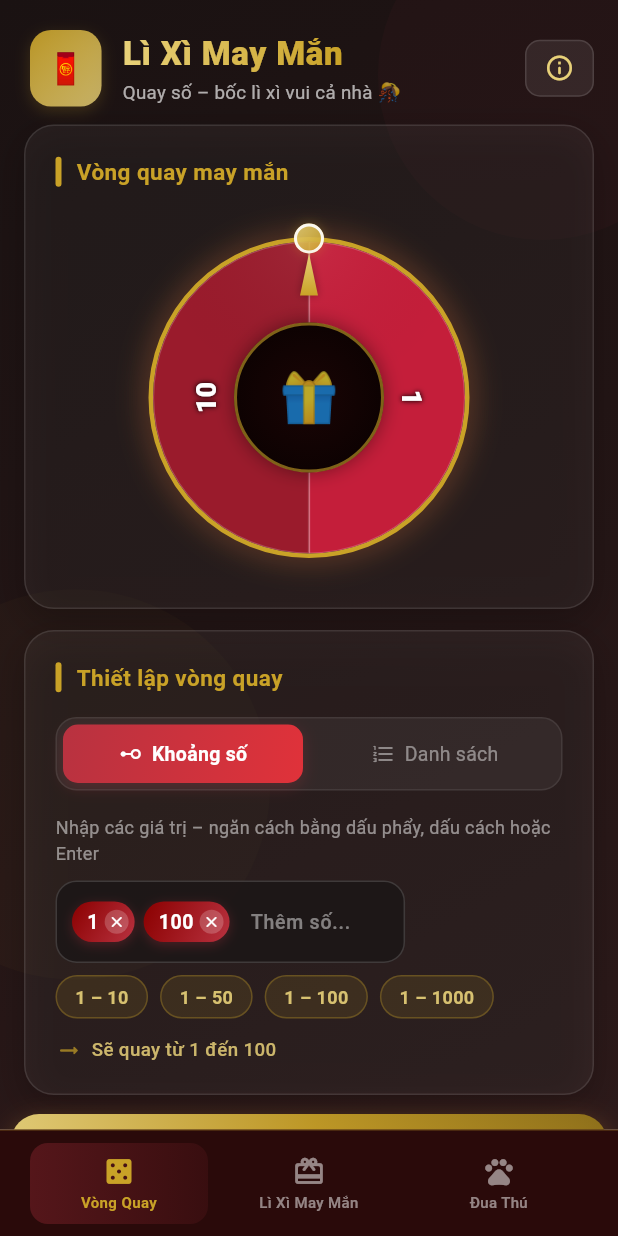
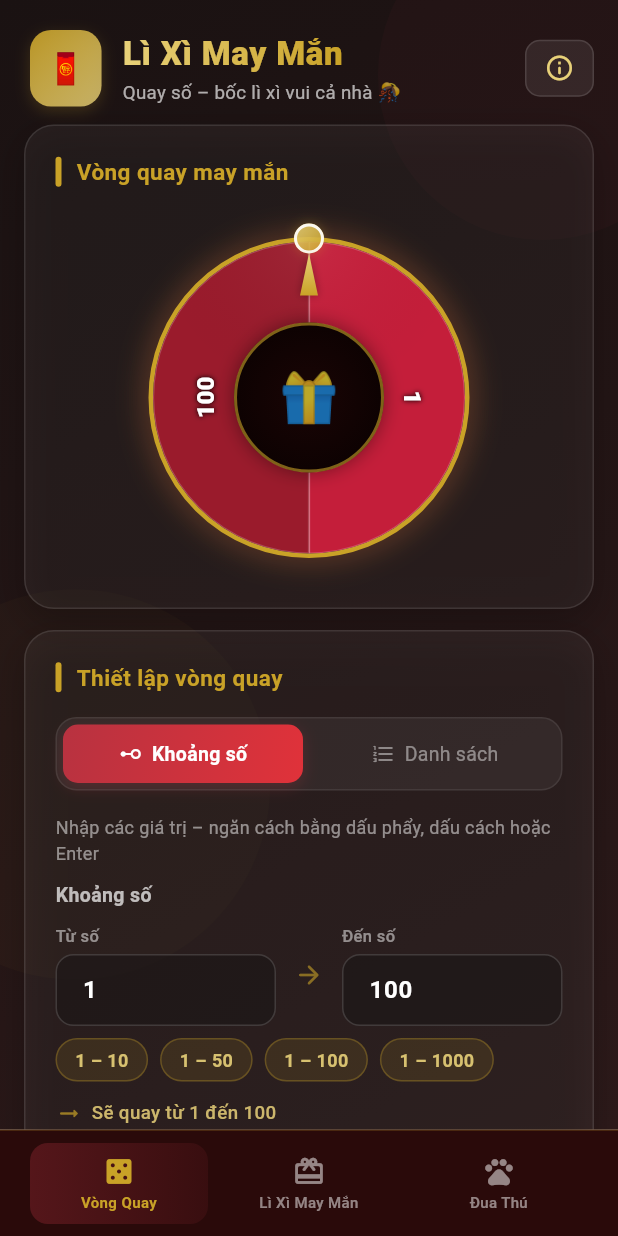
Before and after one commit to HungNPHE/lucky_draw, a Flutter app: the screen it shows after launch, on a phone screen of 412 x 824 dp. Run offline on Flutter 3.47's test engine with Material 3 defaults, Android fonts, the phone set to English and light mode, and no system bars; our stand-ins replace confetti.

Commit message:
fix error

```diff
--- a/lib/viewmodels/lucky_draw_viewmodel.dart
+++ b/lib/viewmodels/lucky_draw_viewmodel.dart
@@ -54,6 +54,19 @@ class LuckyDrawViewModel extends ChangeNotifier {
 
   List<int> get customValues => _parseCustomValues();
 
+  /// Danh sách giá trị để hiển thị trên vòng quay cho range mode
+  List<int> get rangeValues {
+    if (mode != SpinMode.range) return [];
+
+    // Only show start and end values
+    if (minNumber > maxNumber) {
+      return [];
+    }
+
+    // Return only 2 values: min and max
+    return [minNumber, maxNumber];
+  }
+
   /// Danh sách các giá trị (chữ, số hoặc kết hợp)
   List<NamedValue> namedValues = [];
 
@@ -63,6 +76,11 @@ class LuckyDrawViewModel extends ChangeNotifier {
   void setMode(SpinMode newMode) {
     if (mode == newMode) return;
     mode = newMode;
+
+    // Clear values when switching modes
+    currentNumber = null;
+    currentName = null;
+
     notifyListeners();
   }
 
@@ -70,6 +88,11 @@ class LuckyDrawViewModel extends ChangeNotifier {
     final parsed = int.tryParse(value);
     if (parsed == null) return;
     minNumber = parsed;
+
+    // Clear current result when range changes
+    currentNumber = null;
+    currentName = null;
+
     notifyListeners();
   }
 
@@ -77,6 +100,11 @@ class LuckyDrawViewModel extends ChangeNotifier {
     final parsed = int.tryParse(value);
     if (parsed == null) return;
     maxNumber = parsed;
+
+    // Clear current result when range changes
+    currentNumber = null;
+    currentName = null;
+
     notifyListeners();
   }
 
--- a/lib/views/lucky_draw_page.dart
+++ b/lib/views/lucky_draw_page.dart
@@ -9,6 +9,7 @@ import 'widgets/history_list.dart';
 import 'widgets/rule_dialog.dart';
 import 'widgets/tag_input_field.dart';
 import 'widgets/named_value_input.dart';
+import 'widgets/range_input_field.dart';
 
 class LuckyDrawPage extends StatefulWidget {
   const LuckyDrawPage({super.key});
@@ -339,8 +340,8 @@ class _LuckyDrawPageState extends State<LuckyDrawPage>
               child: LuckyWheel(
                 isSpinning: vm.isSpinning,
                 result: vm.currentName ?? vm.currentNumber,
-                values: vm.mode == SpinMode.range ? vm.customValues : null,
-                stringValues: vm.mode == SpinMode.customList ? vm.wheelValues : null,
+                values: (vm.mode == SpinMode.range && vm.rangeValues.isNotEmpty) ? vm.rangeValues : null,
+                stringValues: (vm.mode == SpinMode.customList && vm.wheelValues.isNotEmpty) ? vm.wheelValues : null,
               ),
             ),
             if (vm.currentNumber != null && !vm.isSpinning) ...[
@@ -501,20 +502,13 @@ class _LuckyDrawPageState extends State<LuckyDrawPage>
           ),
         ),
         const SizedBox(height: 10),
-        TagInputField(
-          initialValues: [vm.minNumber, vm.maxNumber],
-          onChanged: (values) {
-            if (values.length >= 2) {
-              values.sort();
-              vm.setRangeMin(values.first.toString());
-              vm.setRangeMax(values.last.toString());
-            } else if (values.length == 1) {
-              vm.setRangeMin(values.first.toString());
-              vm.setRangeMax(values.first.toString());
-            }
-          },
-          hint: 'VD: 1 100 hoặc 1, 100',
-          label: 'Từ số – Đến số',
+        RangeInputField(
+          initialValue: vm.minNumber,
+          finalValue: vm.maxNumber,
+          onInitialChanged: (value) => vm.setRangeMin(value.toString()),
+          onFinalChanged: (value) => vm.setRangeMax(value.toString()),
+          hint: 'VD: 1, 100',
+          label: 'Khoảng số',
         ),
         const SizedBox(height: 8),
         // Quick range chips
@@ -581,19 +575,14 @@ class _LuckyDrawPageState extends State<LuckyDrawPage>
       key: const ValueKey('list'),
       crossAxisAlignment: CrossAxisAlignment.start,
       children: [
-        Text(
-          'Nhập giá trị bất kỳ (VD: 1, a, b, c, 3) rồi nhấn +',
-          style: TextStyle(
-            fontSize: 12,
-            color: Colors.white.withOpacity(0.5),
-            height: 1.4,
-          ),
-        ),
-        const SizedBox(height: 10),
         NamedValueInput(
+
           initialValues: vm.namedValues,
           onChanged: (values) {
             vm.setNamedValues(values);
+          },
+          onRemoveValue: (value) {
+            vm.removeCustomValue(value.display);
           },
         ),
       ],
@@ -1023,13 +1012,21 @@ class _ResultDialog extends StatelessWidget {
             Text(
               name!,
               style: const TextStyle(
-                fontSize: 24,
+                fontSize: 28,
                 fontWeight: FontWeight.w700,
                 color: Colors.white,
               ),
             ),
-            const SizedBox(height: 4),
-          ],
+            const SizedBox(height: 8),
+            const Text(
+              'Giá trị may mắn!',
+              style: TextStyle(
+                fontSize: 16,
+                color: Colors.white70,
+                fontWeight: FontWeight.w500,
+              ),
+            ),
+          ] else ...[
             Text(
               '$number',
               style: const TextStyle(
@@ -1048,9 +1045,10 @@ class _ResultDialog extends StatelessWidget {
               ),
             ),
           ],
+        ],
       ),
       content: const Text(
-        'Giữ số này trong danh sách hay xóa khỏi vòng quay?',
+        'Giữ giá trị này trong danh sách hay xóa khỏi vòng quay?',
         textAlign: TextAlign.center,
         style: TextStyle(color: Colors.white60, height: 1.5),
       ),
--- /dev/null
+++ b/lib/views/widgets/range_input_field.dart
@@ -0,0 +1,245 @@
+import 'package:flutter/material.dart';
+import 'package:flutter/services.dart';
+import '../../theme/tet_theme.dart';
+
+/// Widget nhập khoảng số với 2 ô riêng biệt (từ số - đến số)
+class RangeInputField extends StatefulWidget {
+  final int initialValue;
+  final int finalValue;
+  final ValueChanged<int> onInitialChanged;
+  final ValueChanged<int> onFinalChanged;
+  final String hint;
+  final String label;
+
+  const RangeInputField({
+    super.key,
+    required this.initialValue,
+    required this.finalValue,
+    required this.onInitialChanged,
+    required this.onFinalChanged,
+    required this.hint,
+    required this.label,
+  });
+
+  @override
+  State<RangeInputField> createState() => _RangeInputFieldState();
+}
+
+class _RangeInputFieldState extends State<RangeInputField> {
+  late TextEditingController _initialController;
+  late TextEditingController _finalController;
+  final FocusNode _initialFocusNode = FocusNode();
+  final FocusNode _finalFocusNode = FocusNode();
+
+  @override
+  void initState() {
+    super.initState();
+    _initialController = TextEditingController(text: widget.initialValue.toString());
+    _finalController = TextEditingController(text: widget.finalValue.toString());
+  }
+
+  @override
+  void didUpdateWidget(covariant RangeInputField oldWidget) {
+    super.didUpdateWidget(oldWidget);
+
+    // Sync từ bên ngoài nếu không đang focus
+    if (!_initialFocusNode.hasFocus &&
+        _initialController.text != widget.initialValue.toString()) {
+      _initialController.text = widget.initialValue.toString();
+    }
+
+    if (!_finalFocusNode.hasFocus &&
+        _finalController.text != widget.finalValue.toString()) {
+      _finalController.text = widget.finalValue.toString();
+    }
+  }
+
+  void _onInitialChanged(String value) {
+    final parsed = int.tryParse(value);
+    if (parsed != null) {
+      widget.onInitialChanged(parsed);
+    }
+  }
+
+  void _onFinalChanged(String value) {
+    final parsed = int.tryParse(value);
+    if (parsed != null) {
+      widget.onFinalChanged(parsed);
+    }
+  }
+
+  @override
+  void dispose() {
+    _initialController.dispose();
+    _finalController.dispose();
+    _initialFocusNode.dispose();
+    _finalFocusNode.dispose();
+    super.dispose();
+  }
+
+  @override
+  Widget build(BuildContext context) {
+    return Column(
+      crossAxisAlignment: CrossAxisAlignment.start,
+      children: [
+        Text(
+          widget.label,
+          style: TextStyle(
+            fontSize: 13,
+            color: Colors.white.withOpacity(0.7),
+            fontWeight: FontWeight.w600,
+          ),
+        ),
+        const SizedBox(height: 10),
+        Row(
+          children: [
+            // From number field
+            Expanded(
+              child: Column(
+                crossAxisAlignment: CrossAxisAlignment.start,
+                children: [
+                  Text(
+                    'Từ số',
+                    style: TextStyle(
+                      fontSize: 11,
+                      color: Colors.white.withOpacity(0.5),
+                      fontWeight: FontWeight.w500,
+                    ),
+                  ),
+                  const SizedBox(height: 4),
+                  TextField(
+                    controller: _initialController,
+                    focusNode: _initialFocusNode,
+                    keyboardType: TextInputType.number,
+                    inputFormatters: [
+                      FilteringTextInputFormatter.digitsOnly,
+                    ],
+                    style: const TextStyle(
+                      fontSize: 16,
+                      fontWeight: FontWeight.w700,
+                      color: Colors.white,
+                    ),
+                    decoration: InputDecoration(
+                      hintText: '1',
+                      hintStyle: TextStyle(
+                        fontSize: 16,
+                        color: Colors.white.withOpacity(0.3),
+                        fontWeight: FontWeight.w500,
+                      ),
+                      filled: true,
+                      fillColor: TetTheme.surfaceDark.withOpacity(0.6),
+                      border: OutlineInputBorder(
+                        borderRadius: BorderRadius.circular(12),
+                        borderSide: BorderSide(
+                          color: Colors.white.withOpacity(0.2),
+                          width: 1,
+                        ),
+                      ),
+                      enabledBorder: OutlineInputBorder(
+                        borderRadius: BorderRadius.circular(12),
+                        borderSide: BorderSide(
+                          color: Colors.white.withOpacity(0.15),
+                          width: 1,
+                        ),
+                      ),
+                      focusedBorder: OutlineInputBorder(
+                        borderRadius: BorderRadius.circular(12),
+                        borderSide: BorderSide(
+                          color: TetTheme.gold.withOpacity(0.5),
+                          width: 1.5,
+                        ),
+                      ),
+                      contentPadding: const EdgeInsets.symmetric(
+                        horizontal: 14,
+                        vertical: 12,
+                      ),
+                    ),
+                    onChanged: _onInitialChanged,
+                  ),
+                ],
+              ),
+            ),
+
+            const SizedBox(width: 12),
+
+            // Arrow separator
+            Icon(
+              Icons.arrow_forward_rounded,
+              color: TetTheme.gold.withOpacity(0.6),
+              size: 20,
+            ),
+
+            const SizedBox(width: 12),
+
+            // To number field
+            Expanded(
+              child: Column(
+                crossAxisAlignment: CrossAxisAlignment.start,
+                children: [
+                  Text(
+                    'Đến số',
+                    style: TextStyle(
+                      fontSize: 11,
+                      color: Colors.white.withOpacity(0.5),
+                      fontWeight: FontWeight.w500,
+                    ),
+                  ),
+                  const SizedBox(height: 4),
+                  TextField(
+                    controller: _finalController,
+                    focusNode: _finalFocusNode,
+                    keyboardType: TextInputType.number,
+                    inputFormatters: [
+                      FilteringTextInputFormatter.digitsOnly,
+                    ],
+                    style: const TextStyle(
+                      fontSize: 16,
+                      fontWeight: FontWeight.w700,
+                      color: Colors.white,
+                    ),
+                    decoration: InputDecoration(
+                      hintText: '100',
+                      hintStyle: TextStyle(
+                        fontSize: 16,
+                        color: Colors.white.withOpacity(0.3),
+                        fontWeight: FontWeight.w500,
+                      ),
+                      filled: true,
+                      fillColor: TetTheme.surfaceDark.withOpacity(0.6),
+                      border: OutlineInputBorder(
+                        borderRadius: BorderRadius.circular(12),
+                        borderSide: BorderSide(
+                          color: Colors.white.withOpacity(0.2),
+                          width: 1,
+                        ),
+                      ),
+                      enabledBorder: OutlineInputBorder(
+                        borderRadius: BorderRadius.circular(12),
+                        borderSide: BorderSide(
+                          color: Colors.white.withOpacity(0.15),
+                          width: 1,
+                        ),
+                      ),
+                      focusedBorder: OutlineInputBorder(
+                        borderRadius: BorderRadius.circular(12),
+                        borderSide: BorderSide(
+                          color: TetTheme.gold.withOpacity(0.5),
+                          width: 1.5,
+                        ),
+                      ),
+                      contentPadding: const EdgeInsets.symmetric(
+                        horizontal: 14,
+                        vertical: 12,
+                      ),
+                    ),
+                    onChanged: _onFinalChanged,
+                  ),
+                ],
+              ),
+            ),
+          ],
+        ),
+      ],
+    );
+  }
+}
```
Also changed, not shown: lib/views/animal_racing_page.dart (+0 -21 lines), lib/views/widgets/history_list.dart (+9 -16 lines), lib/views/widgets/lucky_wheel.dart (+18 -0 lines), lib/views/widgets/named_value_input.dart (+6 -5 lines). Lines whose indentation alone changed are shown as unchanged.
